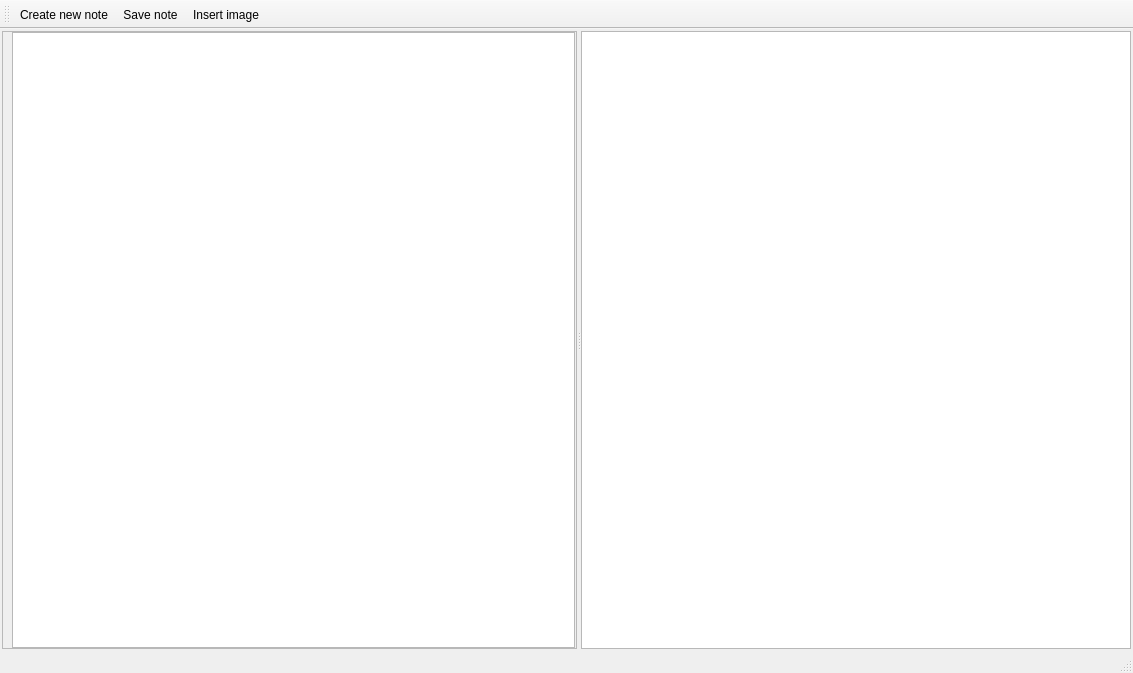
Above: ui/desktop/mainwindow.ui from asakul/kasan-notes before the change. Below: the same form after it.
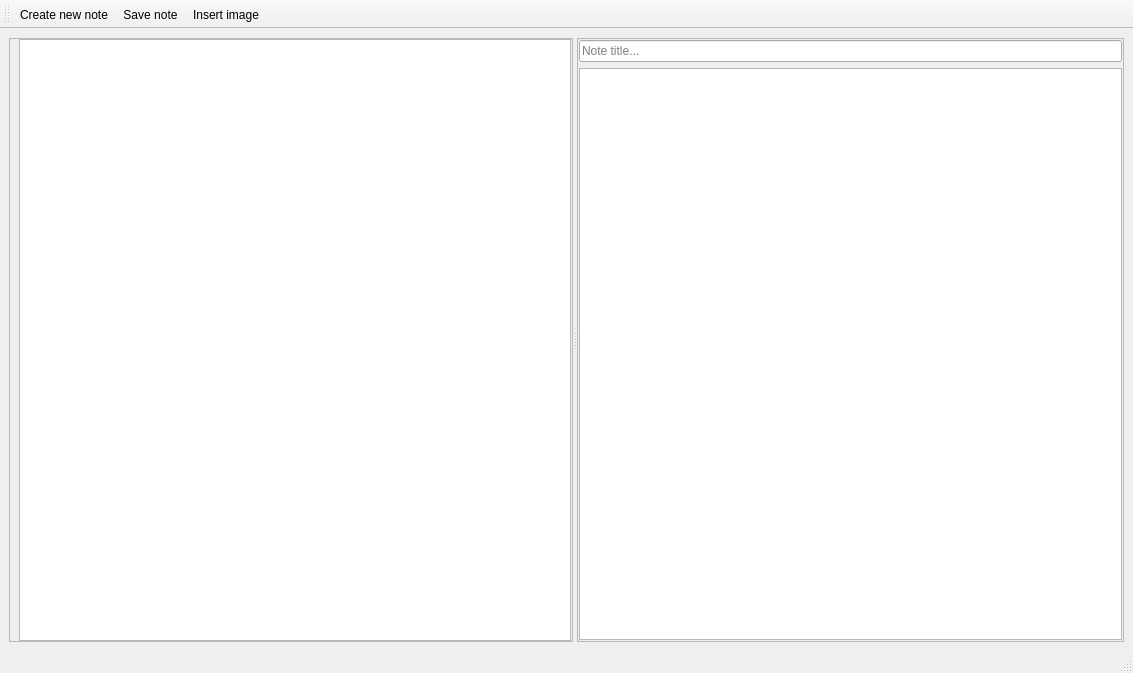
That is the form after the change.

Patch:
```diff
--- a/ui/desktop/mainwindow.ui
+++ b/ui/desktop/mainwindow.ui
@@ -15,18 +15,6 @@
   </property>
   <widget class="QWidget" name="centralwidget">
    <layout class="QGridLayout" name="gridLayout">
-    <property name="leftMargin">
-     <number>2</number>
-    </property>
-    <property name="topMargin">
-     <number>2</number>
-    </property>
-    <property name="rightMargin">
-     <number>2</number>
-    </property>
-    <property name="bottomMargin">
-     <number>2</number>
-    </property>
     <item row="0" column="0">
      <widget class="QSplitter" name="splitter">
       <property name="orientation">
@@ -58,7 +46,38 @@
         </item>
        </layout>
       </widget>
-      <widget class="QTextEdit" name="textEdit"/>
+      <widget class="QFrame" name="frame_2">
+       <property name="frameShape">
+        <enum>QFrame::StyledPanel</enum>
+       </property>
+       <property name="frameShadow">
+        <enum>QFrame::Raised</enum>
+       </property>
+       <layout class="QVBoxLayout" name="verticalLayout_2">
+        <property name="leftMargin">
+         <number>1</number>
+        </property>
+        <property name="topMargin">
+         <number>1</number>
+        </property>
+        <property name="rightMargin">
+         <number>1</number>
+        </property>
+        <property name="bottomMargin">
+         <number>1</number>
+        </property>
+        <item>
+         <widget class="QLineEdit" name="e_title">
+          <property name="placeholderText">
+           <string>Note title...</string>
+          </property>
+         </widget>
+        </item>
+        <item>
+         <widget class="QTextEdit" name="textEdit"/>
+        </item>
+       </layout>
+      </widget>
      </widget>
     </item>
    </layout>
```
